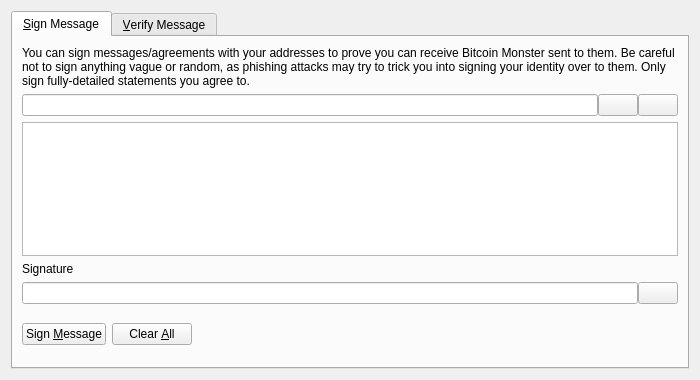
Bitcoin-Monster/BTCMonster, file src/qt/forms/signverifymessagedialog.ui: the form before one commit.
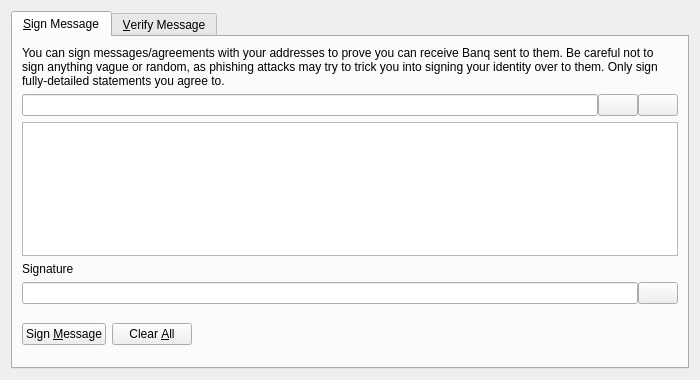
The form after the commit. Custom widgets are drawn as their Qt base class.

```diff
--- a/src/qt/forms/signverifymessagedialog.ui
+++ b/src/qt/forms/signverifymessagedialog.ui
@@ -30,7 +30,7 @@
        <item>
         <widget class="QLabel" name="infoLabel_SM">
          <property name="text">
-          <string>You can sign messages/agreements with your addresses to prove you can receive Bitcoin Monster sent to them. Be careful not to sign anything vague or random, as phishing attacks may try to trick you into signing your identity over to them. Only sign fully-detailed statements you agree to.</string>
+          <string>You can sign messages/agreements with your addresses to prove you can receive Banq sent to them. Be careful not to sign anything vague or random, as phishing attacks may try to trick you into signing your identity over to them. Only sign fully-detailed statements you agree to.</string>
          </property>
          <property name="textFormat">
           <enum>Qt::PlainText</enum>
```
Left out of the diff: 10 changed lines with no effect on the pictures.
